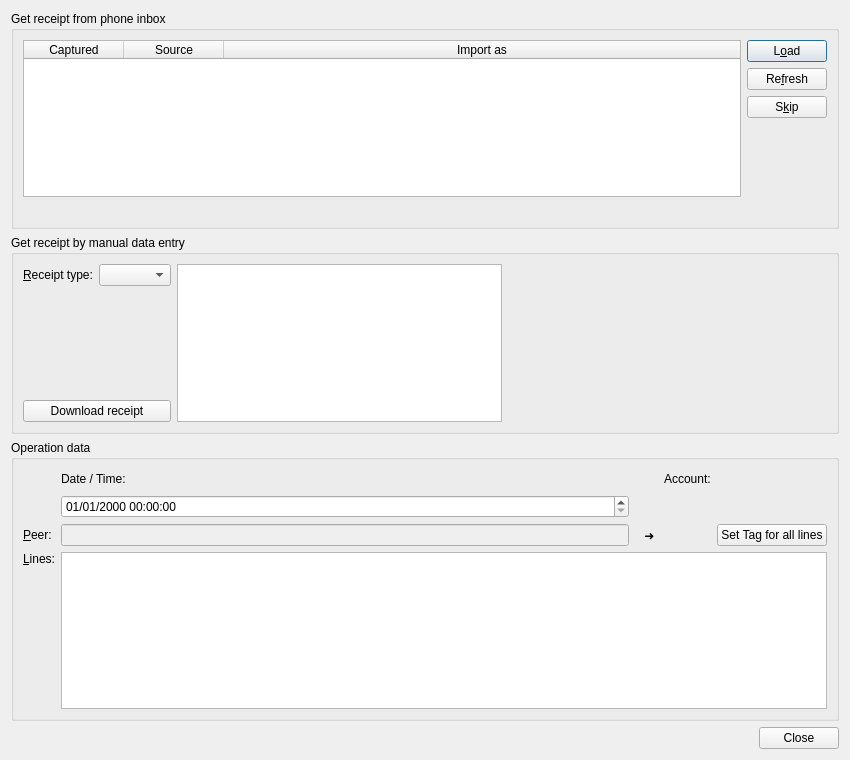
Qt form jal/ui/receipt_import_dlg.ui (titov-vv/jal) before a commit.
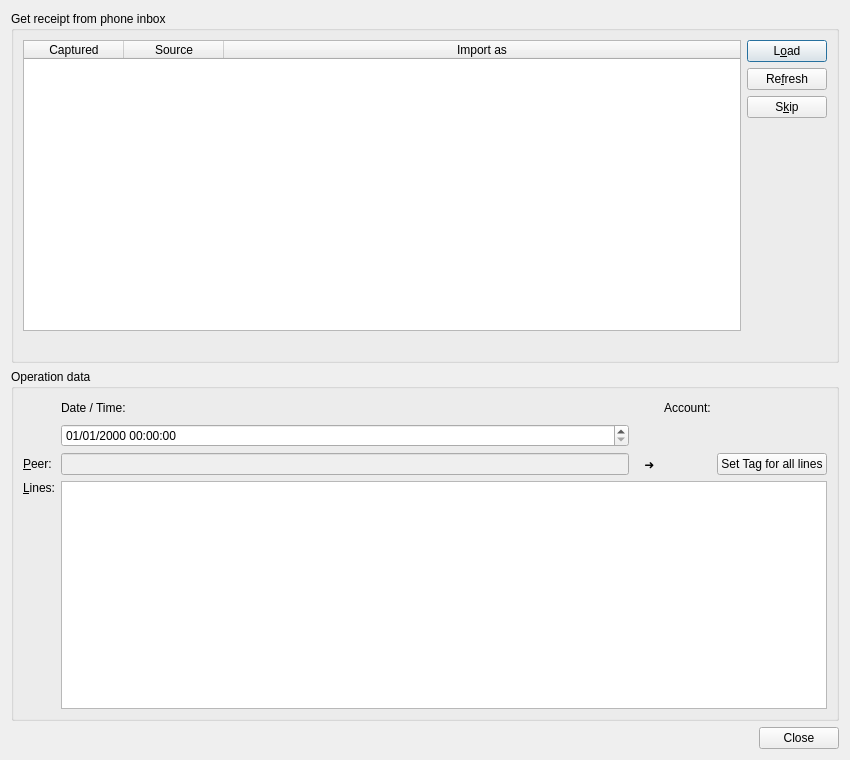
The same form after that commit. Custom widgets are drawn as their Qt base class.

Commit message: Manual receipt entry was removed from the receipt import dialog; FNS receipts are fetched from the inbox QR only.

```diff
--- a/jal/ui/receipt_import_dlg.ui
+++ b/jal/ui/receipt_import_dlg.ui
@@ -109,83 +109,6 @@
      </layout>
     </widget>
    </item>
-   <item>
-    <widget class="QGroupBox" name="SlipDataGroup">
-     <property name="enabled">
-      <bool>true</bool>
-     </property>
-     <property name="sizePolicy">
-      <sizepolicy hsizetype="Preferred" vsizetype="Preferred">
-       <horstretch>0</horstretch>
-       <verstretch>0</verstretch>
-      </sizepolicy>
-     </property>
-     <property name="title">
-      <string>Get receipt by manual data entry</string>
-     </property>
-     <layout class="QGridLayout" name="gridLayout_2">
-      <item row="0" column="1">
-       <widget class="QComboBox" name="ReceiptAPICombo"/>
-      </item>
-      <item row="0" column="0">
-       <widget class="QLabel" name="ReceiptAPILabel">
-        <property name="text">
-         <string>&amp;Receipt type:</string>
-        </property>
-        <property name="buddy">
-         <cstring>ReceiptAPICombo</cstring>
-        </property>
-       </widget>
-      </item>
-      <item row="2" column="0" colspan="2">
-       <widget class="QPushButton" name="DownloadReceiptBtn">
-        <property name="text">
-         <string>Download receipt</string>
-        </property>
-       </widget>
-      </item>
-      <item row="1" column="0">
-       <spacer name="verticalSpacer">
-        <property name="orientation">
-         <enum>Qt::Orientation::Vertical</enum>
-        </property>
-        <property name="sizeHint" stdset="0">
-         <size>
-          <width>20</width>
-          <height>40</height>
-         </size>
-        </property>
-       </spacer>
-      </item>
-      <item row="0" column="3">
-       <spacer name="horizontalSpacer_2">
-        <property name="orientation">
-         <enum>Qt::Orientation::Horizontal</enum>
-        </property>
-        <property name="sizeHint" stdset="0">
-         <size>
-          <width>40</width>
-          <height>20</height>
-         </size>
-        </property>
-       </spacer>
-      </item>
-      <item row="0" column="2" rowspan="3">
-       <widget class="QTableView" name="ReceiptParametersList">
-        <attribute name="horizontalHeaderVisible">
-         <bool>false</bool>
-        </attribute>
-        <attribute name="horizontalHeaderStretchLastSection">
-         <bool>true</bool>
-        </attribute>
-        <attribute name="verticalHeaderMinimumSectionSize">
-         <number>20</number>
-        </attribute>
-       </widget>
-      </item>
-     </layout>
-    </widget>
-   </item>
    <item>
     <widget class="QGroupBox" name="ReceiptGroup">
      <property name="sizePolicy">
```
Left out of the diff: 3 changed lines with no effect on the pictures. The commit also changes 7 other files.
